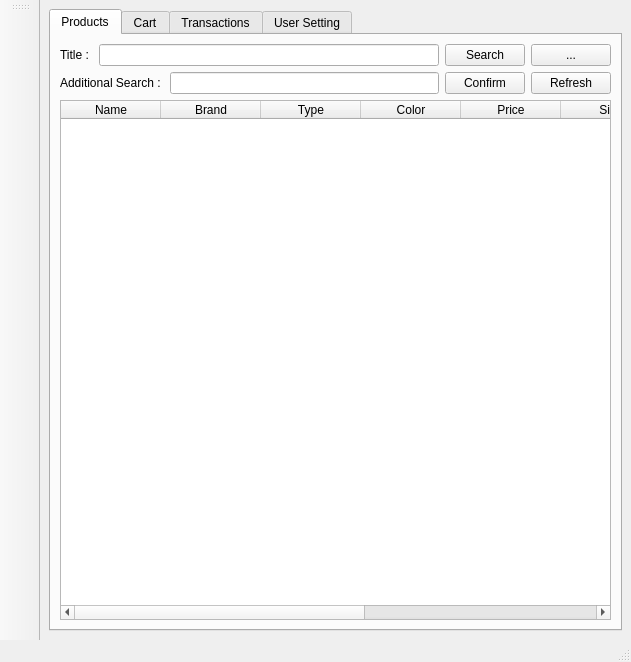
Before: the Qt Designer form AP/client_ui.ui in AP-projects-4001/Guys, drawn with Qt 5.
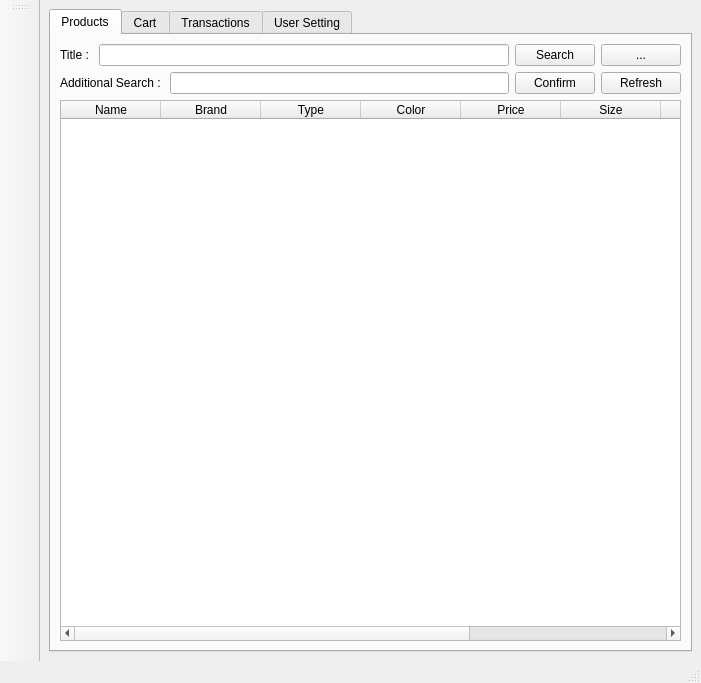
After: the same form once the commit is applied. Icons and pictures are not drawn.

Patch:
```diff
--- a/AP/client_ui.ui
+++ b/AP/client_ui.ui
@@ -6,8 +6,8 @@
    <rect>
     <x>0</x>
     <y>0</y>
-    <width>631</width>
-    <height>662</height>
+    <width>701</width>
+    <height>683</height>
    </rect>
   </property>
   <property name="windowTitle">
```
